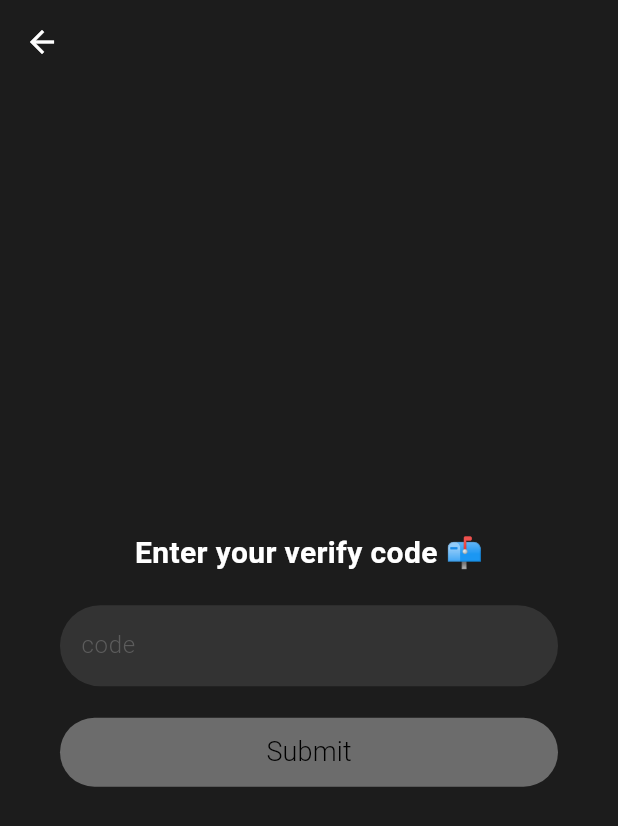
After one commit to Lamafout/KeepIt, a Flutter app: the VerifyScreen screen opened directly, on a phone screen of 412 x 824 dp. The commit adds this screen. Shown: the top 826 px of the screen. Run offline on Flutter 3.47's test engine with Material 3 defaults, Android fonts, the phone set to English and light mode, and no system bars; our stand-ins replace font_awesome_flutter.

Commit message:
Added last screen and some changes into screens where now I have not a json example from my dear friend backender

```diff
--- a/lib/widgets/osa_sign_icon.dart
+++ b/lib/widgets/osa_sign_icon.dart
@@ -13,7 +13,7 @@ class OsaSignIcon extends StatelessWidget {
       child: Column(
         children: [
           IconButton(
-            onPressed: (){},
+            onPressed: () => doSomething,
             icon: FaIcon(
               icon,
               color: Colors.white,
--- a/lib/widgets/screens/password_screen.dart
+++ b/lib/widgets/screens/password_screen.dart
@@ -16,6 +16,10 @@ class PasswordScreen extends StatefulWidget {
 
 class _PasswordScreenState extends State<PasswordScreen> {
   final TextEditingController passwordController = TextEditingController();
+  void _sendPaswword(){
+
+  }
+  bool isCorrect = false;
 
   @override
   Widget build(BuildContext context) {
@@ -40,7 +44,7 @@ class _PasswordScreenState extends State<PasswordScreen> {
           SizedBox(height: 20),
           OsaSignInput(controller: passwordController, hint: 'password'),
           SizedBox(height: 20),
-          OsaSignButton(doSomething: (){}, labelText: 'Continue')
+          OsaSignButton(doSomething: _sendPaswword, labelText: 'Continue')
         ]
       ),
     ),
--- /dev/null
+++ b/lib/widgets/screens/verify_screen.dart
@@ -0,0 +1,48 @@
+import 'package:flutter/material.dart';
+
+import '../osa_sign_button.dart';
+import '../osa_sign_input.dart';
+import '../osa_sign_title.dart';
+
+const columnPadding = 40.0;
+
+class VerifyScreen extends StatefulWidget {
+  const VerifyScreen({super.key});
+
+  @override
+  State<VerifyScreen> createState() => _VerifyScreenState();
+}
+
+class _VerifyScreenState extends State<VerifyScreen> {
+  final TextEditingController verifyController = TextEditingController();
+  void _sendVerify(){
+
+  }
+
+  @override
+  Widget build(BuildContext context) {
+    return Scaffold(
+      backgroundColor: Color.fromARGB(255, 28, 28, 28),
+       appBar: AppBar(
+        backgroundColor: Color.fromARGB(255, 28, 28, 28),
+        iconTheme: IconThemeData(
+          color: Colors.white
+        ),
+      ),
+      body: Container(
+        padding: EdgeInsets.all(columnPadding),
+        child: Column(
+          mainAxisAlignment: MainAxisAlignment.center,
+
+          children: [
+            OsaSignTitle(titleText: 'Enter your verify code 📫'),
+            SizedBox(height: 20),
+            OsaSignInput(controller: verifyController, hint: 'code'),
+            SizedBox(height: 20),
+            OsaSignButton(doSomething: _sendVerify, labelText: 'Submit'),
+          ],
+        ),
+      ),
+    );
+  }
+}
```
